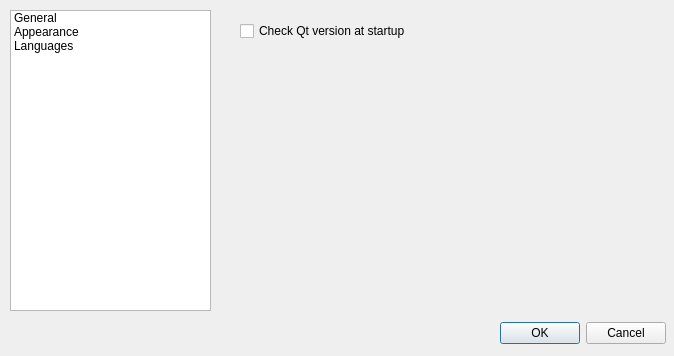
notepadqq/notepadqq, file src/ui/frmpreferences.ui: the form before one commit.
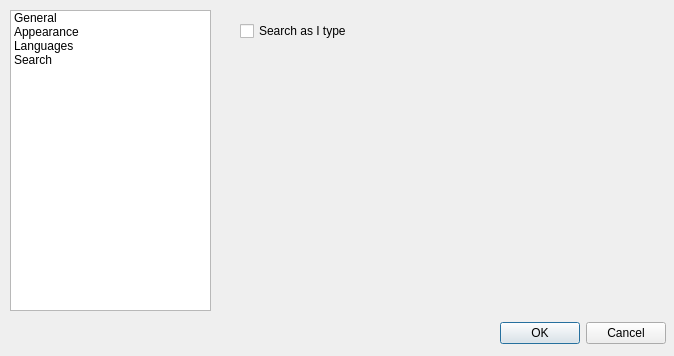
The form after the commit. The open tabs and pages were chosen to show the change. Icons and pictures are not drawn.

Commit message: Setting to disable search-as-I-type

Diff of the .ui file:
```diff
--- a/src/ui/frmpreferences.ui
+++ b/src/ui/frmpreferences.ui
@@ -52,6 +52,11 @@
      <string>Languages</string>
     </property>
    </item>
+   <item>
+    <property name="text">
+     <string>Search</string>
+    </property>
+   </item>
   </widget>
   <widget class="QStackedWidget" name="stackedWidget">
    <property name="geometry">
@@ -268,6 +273,21 @@
      </property>
     </widget>
    </widget>
+   <widget class="QWidget" name="page_4">
+    <widget class="QCheckBox" name="chkSearch_SearchAsIType">
+     <property name="geometry">
+      <rect>
+       <x>20</x>
+       <y>10</y>
+       <width>341</width>
+       <height>22</height>
+      </rect>
+     </property>
+     <property name="text">
+      <string>Search as I type</string>
+     </property>
+    </widget>
+   </widget>
   </widget>
   <widget class="QDialogButtonBox" name="buttonBox">
    <property name="geometry">
```
The commit also changes 2 other files.
